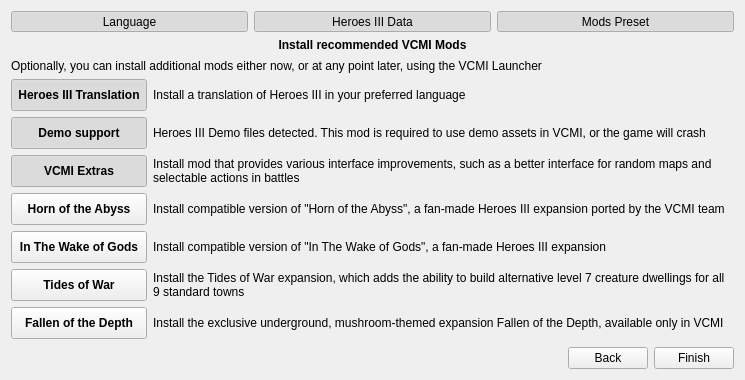
Before: the Qt Designer form launcher/firstLaunch/firstlaunch_moc.ui in vcmi/vcmi, drawn with Qt 5.
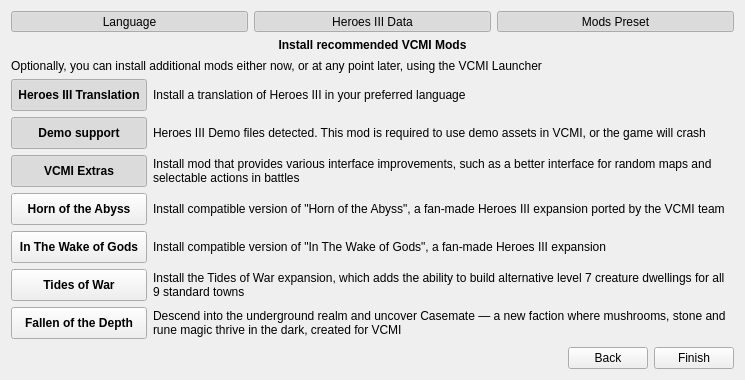
After: the same form once the commit is applied. Icons and pictures are not drawn.

Commit message: Update text descriptions in firstlaunch_moc.ui

Diff of the .ui file:
```diff
--- a/launcher/firstLaunch/firstlaunch_moc.ui
+++ b/launcher/firstLaunch/firstlaunch_moc.ui
@@ -828,7 +828,7 @@
             </sizepolicy>
            </property>
            <property name="text">
-            <string>Install the exclusive underground, mushroom-themed expansion Fallen of the Depth, available only in VCMI</string>
+            <string>Descend into the underground realm and uncover Casemate — a new faction where mushrooms, stone and rune magic thrive in the dark, created for VCMI</string>
            </property>
            <property name="wordWrap">
             <bool>true</bool>
```
Left out of the diff: 2 changed lines with no effect on the pictures.
